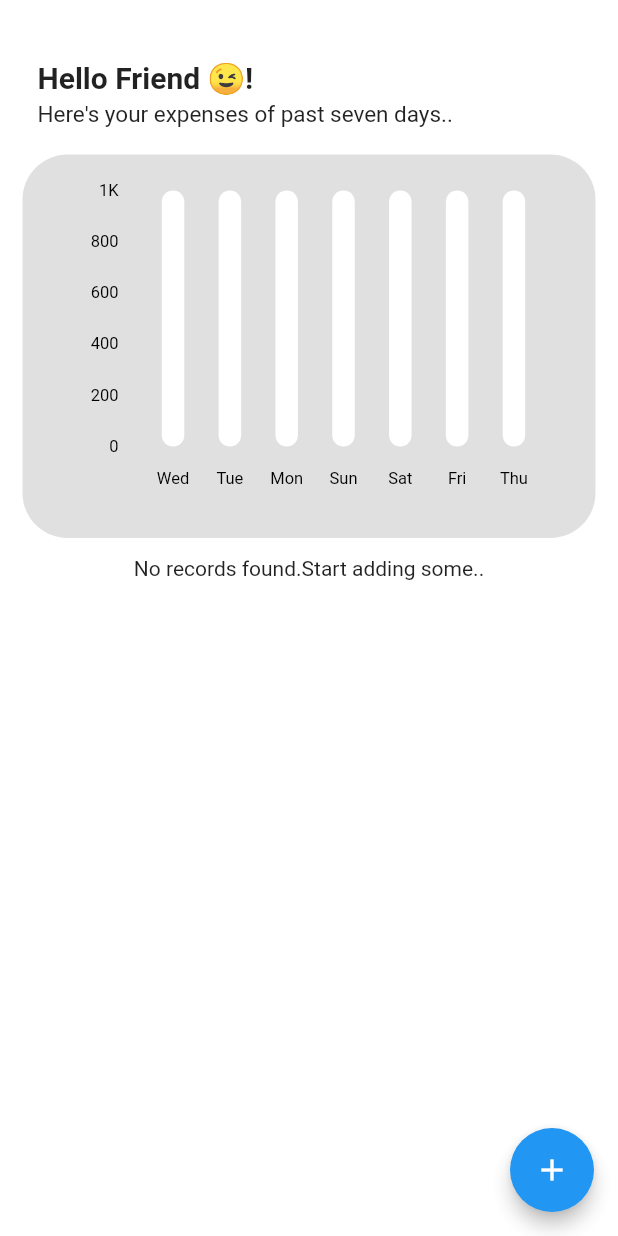
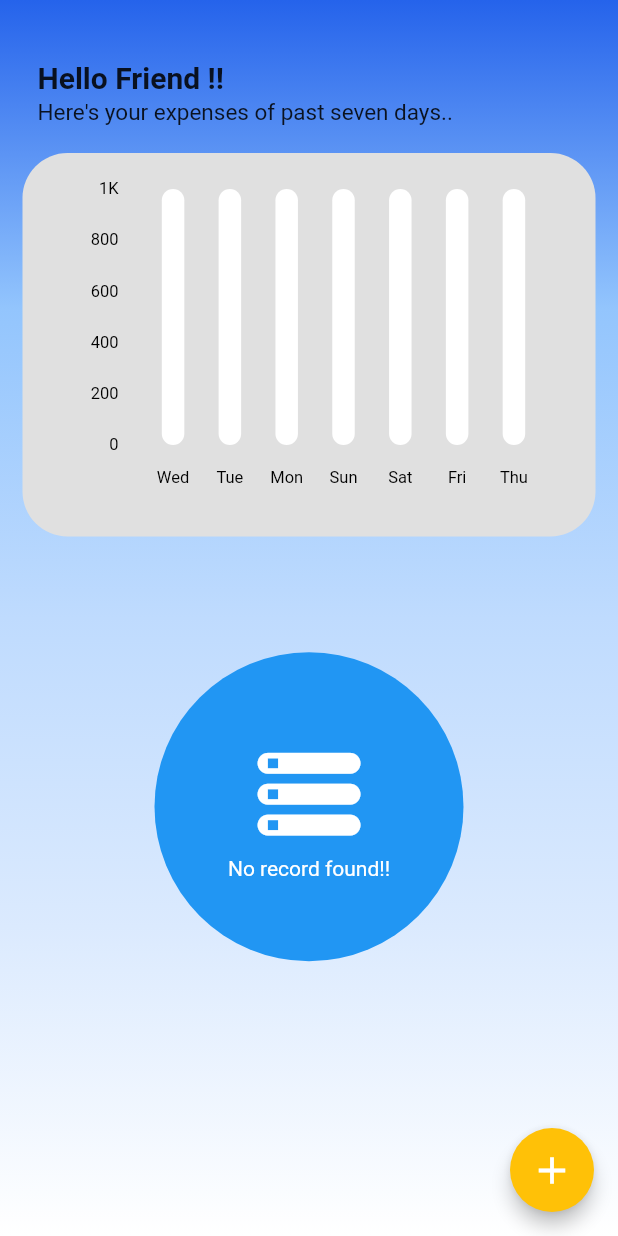
Before and after one commit to suvakanta1808/expenses-tracker, a Flutter app: the screen it shows after launch, on a phone screen of 412 x 824 dp. Run offline on Flutter 3.47's test engine with Material 2 defaults, Android fonts, the phone set to English and light mode, and no system bars; drawn by our look-alikes of fl_chart, velocity_x; our stand-ins replace shared_preferences, sqflite; accounts and stored records are empty.

Commit message:
added deleting feature and minor changes in UI

```diff
--- a/lib/helpers/db_helper.dart
+++ b/lib/helpers/db_helper.dart
@@ -33,12 +33,18 @@ class DBHelper {
     await getDataFromtable();
   }
 
+  Future<void> deleteEntryFromtable(String id) async {
+    final db = await dataBase;
+    await db.delete('Expenses', where: 'id = ?', whereArgs: [id]);
+  }
+
   Future<List<Expense>> getDataFromtable() async {
     final db = await DBHelper().dataBase;
     var list = await db.query('Expenses');
     List<Expense> dataList = [];
     list.forEach((exp) {
       dataList.add(Expense(
+          id: exp['id'].toString(),
           title: exp['title'].toString(),
           description: exp['desc'].toString(),
           date: DateTime.parse(exp['date'].toString()),
--- a/lib/models/expense.dart
+++ b/lib/models/expense.dart
@@ -1,10 +1,12 @@
 class Expense {
+  final String id;
   final String title;
   final String description;
   final DateTime date;
   final double amount;
 
   Expense({
+    required this.id,
     required this.title,
     required this.description,
     required this.date,
--- a/lib/providers/expenses.dart
+++ b/lib/providers/expenses.dart
@@ -19,4 +19,9 @@ class Expenses with ChangeNotifier {
     await DBHelper().insertIntoExpensesTable(exp);
     notifyListeners();
   }
+
+  Future<void> deleteData(String id) async {
+    await DBHelper().deleteEntryFromtable(id);
+    notifyListeners();
+  }
 }
--- a/lib/screens/home_screen.dart
+++ b/lib/screens/home_screen.dart
@@ -13,10 +13,10 @@ class _HomeScreenState extends State<HomeScreen> {
   @override
   Widget build(BuildContext context) {
     return Scaffold(
-      backgroundColor: Colors.white.withOpacity(0.7),
+      //  backgroundColor: Colors.white.withOpacity(0.7),
       body: [
         [
-          'Hello Friend 😉!'
+          'Hello Friend !!'
               .text
               .size(20)
               .bold
@@ -44,8 +44,20 @@ class _HomeScreenState extends State<HomeScreen> {
             .h(MediaQuery.of(context).size.height * 0.45)
             .wFull(context),
         ExpensesList().scrollVertical()
-      ].vStack().box.make().hFull(context).wFull(context).scrollVertical(),
+      ]
+          .vStack()
+          .box
+          .linearGradient(
+            [Vx.blue600, Vx.blue300, Vx.blue200, Vx.blue100, Vx.white],
+            begin: Alignment.topCenter,
+            end: Alignment.bottomCenter,
+          )
+          .make()
+          .hFull(context)
+          .wFull(context)
+          .scrollVertical(),
       floatingActionButton: FloatingActionButton(
+        backgroundColor: Colors.amber,
         elevation: 5,
         onPressed: () {
           showModalBottomSheet(
@@ -60,7 +72,10 @@ class _HomeScreenState extends State<HomeScreen> {
             ),
           );
         },
-        child: Icon(Icons.add),
+        child: Icon(
+          Icons.add,
+          size: 30,
+        ),
       ),
     );
   }
--- a/lib/widgets/expenses_list.dart
+++ b/lib/widgets/expenses_list.dart
@@ -1,6 +1,7 @@
 import 'package:expenses_tracker/models/expense.dart';
 import 'package:expenses_tracker/providers/expenses.dart';
 import 'package:expenses_tracker/widgets/expense_list_item.dart';
+import 'package:expenses_tracker/widgets/no_data_widget.dart';
 import '../helpers/db_helper.dart';
 import 'package:flutter/material.dart';
 import 'package:provider/provider.dart';
@@ -19,12 +20,14 @@ class ExpensesList extends StatelessWidget {
           }
           final expenseList = dataSnapshot.data as List<Expense>;
           return expenseList.length == 0
-              ? 'No records found.Start adding some..'.text.makeCentered()
+              ? NoDataWidget()
               : ListView.builder(
                   itemBuilder: (ctx, i) => ExpenseListItem(
+                    id: expenseList[i].id,
                     title: expenseList[i].title,
                     description: expenseList[i].description,
                     amount: expenseList[i].amount,
+                    date: expenseList[i].date,
                   ),
                   itemCount: expenseList.length,
                 ).box.make().h(MediaQuery.of(context).size.height * 0.55);
--- a/lib/widgets/form.dart
+++ b/lib/widgets/form.dart
@@ -31,6 +31,7 @@ class _CollecingFormState extends State<CollecingForm> {
     }
 
     var exp = new Expense(
+      id: DateTime.now().toString(),
       title: enteredTitle,
       description: _descController.text,
       date: _selectedDate,
@@ -102,7 +103,7 @@ class _CollecingFormState extends State<CollecingForm> {
                 .roundedSM
                 .make()
                 .pOnly(left: 10),
-            WidthBox(MediaQuery.of(context).size.width * 0.3),
+            WidthBox(MediaQuery.of(context).size.width * 0.2),
             FlatButton(
               textColor: Theme.of(context).primaryColor,
               onPressed: _presentDatePicker,
@@ -121,7 +122,8 @@ class _CollecingFormState extends State<CollecingForm> {
           .roundedLg
           .make()
           .w48(context)
-          .h(MediaQuery.of(context).size.height * 0.07),
+          .h(MediaQuery.of(context).size.height * 0.07)
+          .onTap(() => _dataSubmit(context)),
     ].vStack().p12().box.make().h56(context).wFull(context).scrollVertical();
   }
 }
--- /dev/null
+++ b/lib/widgets/no_data_widget.dart
@@ -0,0 +1,21 @@
+import 'package:flutter/material.dart';
+import 'package:velocity_x/velocity_x.dart';
+
+class NoDataWidget extends StatelessWidget {
+  @override
+  Widget build(BuildContext context) {
+    return [
+      Icon(
+        Icons.storage_rounded,
+        color: Colors.white,
+        size: MediaQuery.of(context).size.width * 0.2,
+      ),
+      'No record found!!'.text.white.make()
+    ]
+        .vStack()
+        .box
+        .makeCentered()
+        .circle(radius: MediaQuery.of(context).size.width * 0.5)
+        .p64();
+  }
+}
```
Also changed, not shown: lib/widgets/expense_list_item.dart (+83 -7 lines).
